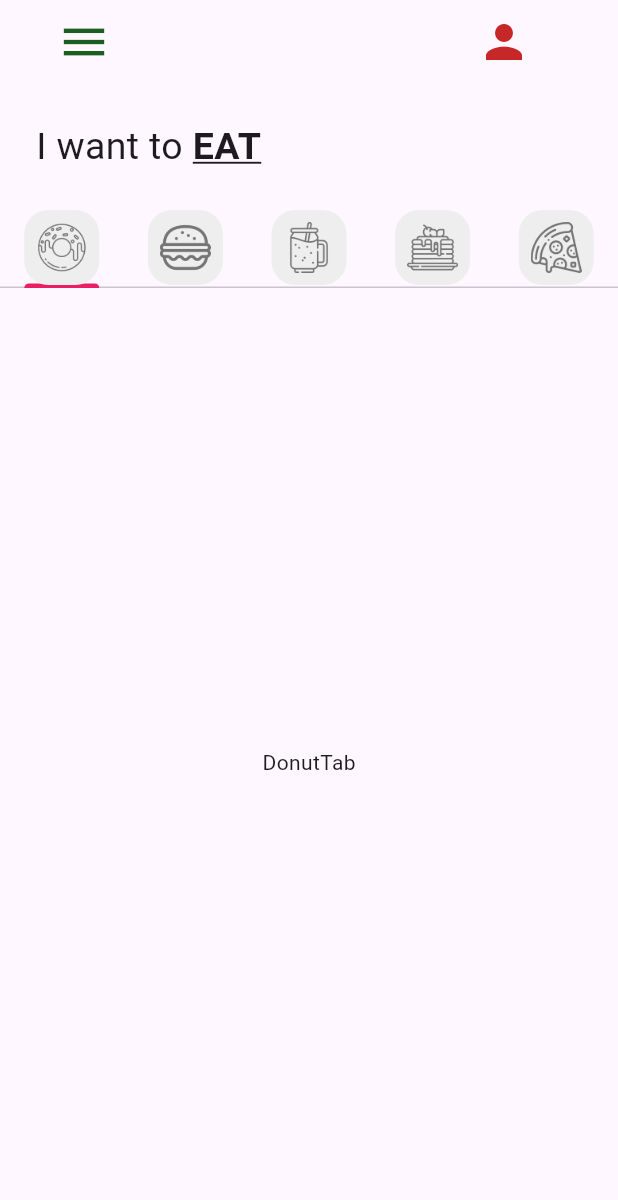
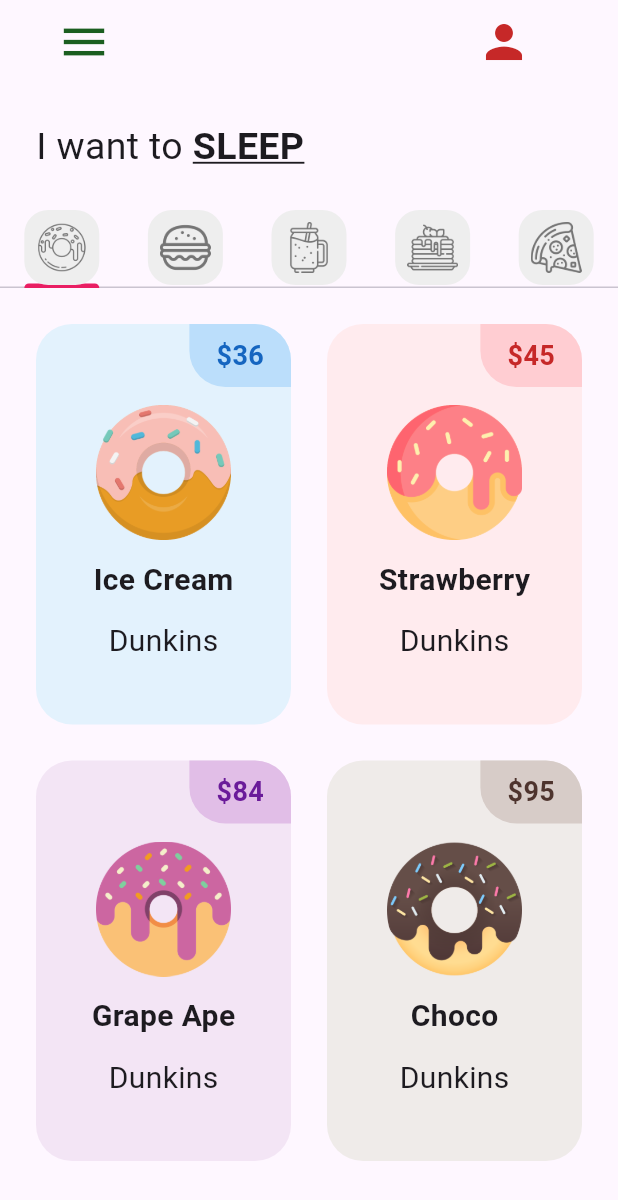
Before and after one commit to Emmanue97/primer_proyecto, a Flutter app: the screen it shows after launch, on a phone screen of 412 x 824 dp. Shown: the top 1200 px of the screen. Run offline on Flutter 3.47's test engine with Material 3 defaults, Android fonts, the phone set to English and light mode, and no system bars.

Commit message:
Donut Tile añadido

```diff
--- a/lib/pages/home_page.dart
+++ b/lib/pages/home_page.dart
@@ -55,24 +55,24 @@ class _HomePageState extends State<HomePage> {
           child: Row(
             children: [
               Text('I want to ', style: TextStyle(fontSize: 25),),
-              Text('EAT', style: TextStyle(fontSize: 25, fontWeight: FontWeight.bold, decoration: TextDecoration.underline),),
+              Text('SLEEP', style: TextStyle(fontSize: 25, fontWeight: FontWeight.bold, decoration: TextDecoration.underline),),
             ],
           ),
         ),
           //Tab bar
           TabBar(tabs: myTabs),
           //Tab bar view
-            const Expanded(child: TabBarView(children: [
+            Expanded(child: TabBarView(children: [
               //Donut
               DonutTab(),
               //Burguer tab
-              BurgerTab(),
+              const BurgerTab(),
               //Somoothie Tab
-              SmoothieTab(),
+              const SmoothieTab(),
               //Pancake tab
-              PancakeTab(),
+              const PancakeTab(),
               //pizzatab
-              PizzaTab(),
+              const PizzaTab(),
 
             ]))
           //carrito
--- a/lib/tab/donut_tab.dart
+++ b/lib/tab/donut_tab.dart
@@ -1,15 +1,35 @@
 import 'package:flutter/material.dart';
 
+import '../utils/donut_tile.dart';
+
 class DonutTab extends StatelessWidget {
-  const DonutTab({super.key});
+    //list of donuts
+    final List donutsOnSale = [
+      //[donutFlavor, donutPrice, donutColor, imageName]
+      ["Ice Cream","36", Colors.blue,"lib/images/icecream_donut.png"],
+      ["Strawberry", "45",Colors.red, "lib/images/strawberry_donut.png"],
+      ["Grape Ape", "84", Colors.purple,"lib/images/grape_donut.png"],
+      ["Choco","95", Colors.brown, "lib/images/chocolate_donut.png"],
+
+
+    ];
+
+   DonutTab({super.key});
 
   @override
   Widget build(BuildContext context) {
-    return Container(
-      child: const Center(
-        child: Text('DonutTab'),
-      ),
-
-    );
+    return GridView.builder(
+      itemCount: donutsOnSale.length,//longitud de los elementos
+      padding: const EdgeInsets.all(12),
+      gridDelegate: const SliverGridDelegateWithFixedCrossAxisCount(crossAxisCount: 2, childAspectRatio: 1/1.5),//dos columnas
+      itemBuilder:(context, index){
+        return DonutTile(
+          donutFlavor: donutsOnSale[index][0],
+          donutPrice: donutsOnSale[index][1],
+          donutColor: donutsOnSale[index][2],
+          imageName: donutsOnSale[index][3],
+        );
+      }
+    );//GridView.builder
   }
 }
--- /dev/null
+++ b/lib/utils/donut_tile.dart
@@ -0,0 +1,68 @@
+import 'package:flutter/material.dart';
+
+class DonutTile extends StatelessWidget {
+  final String donutFlavor;
+  final String donutPrice;
+  final dynamic donutColor;
+  final String imageName;
+
+
+//valor fijo para el borde circular
+  final double borderRadius = 24;
+
+
+  const DonutTile({super.key, required this.donutFlavor,
+   required this.donutPrice, this.donutColor,
+    required this.imageName});
+
+  @override
+  Widget build(BuildContext context) {
+    return Padding(padding: const EdgeInsets.all(12),
+    child: Container(
+      decoration: BoxDecoration(color: donutColor[50],
+       borderRadius: BorderRadius.circular(borderRadius)),
+    child: Column(
+      children: [
+        //Donut price
+        Row(
+          mainAxisAlignment: MainAxisAlignment.end,
+          children: [Container(
+            decoration: BoxDecoration(
+              color: donutColor[100],
+              borderRadius: BorderRadius.only(
+                topRight: Radius.circular(borderRadius),
+                bottomLeft: Radius.circular(borderRadius)
+              )),
+              padding: const EdgeInsets.symmetric(vertical: 8, horizontal: 18),
+              child: Text('\$$donutPrice',
+              style:
+              TextStyle(fontWeight: FontWeight.bold,
+              fontSize: 18,
+              color: donutColor[800]),),
+          )],
+
+        ),
+        //Donut picture
+      Padding(
+        padding: const EdgeInsets.symmetric(horizontal: 40, vertical: 12),
+         child: Image.asset(imageName), ),
+      //Donut flavor text
+      Padding(
+        padding: const EdgeInsets.only(bottom: 12),
+       child:  Text(donutFlavor, style: TextStyle(fontSize: 20,fontWeight: FontWeight.bold),),
+      ),
+      const Padding(
+        padding: EdgeInsets.only(bottom: 12),
+
+      child: Text('Dunkins', style: TextStyle(fontSize: 20),),
+      )
+
+
+      //Love icon + add button
+      ],
+
+    ) ,
+    ),
+    );
+  }
+}
```
